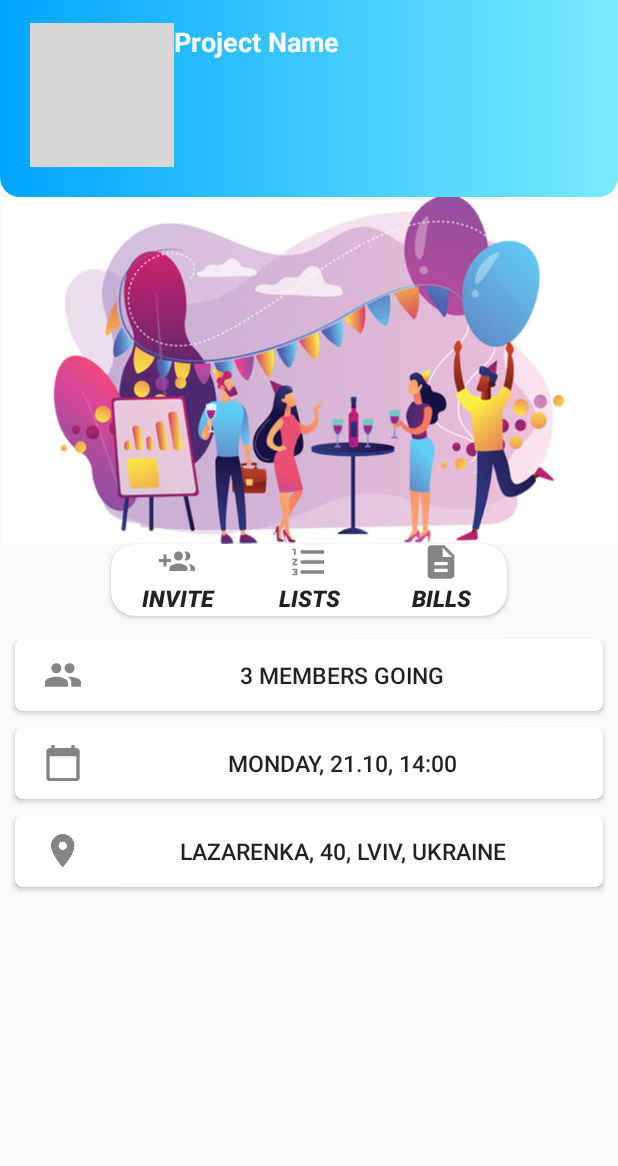
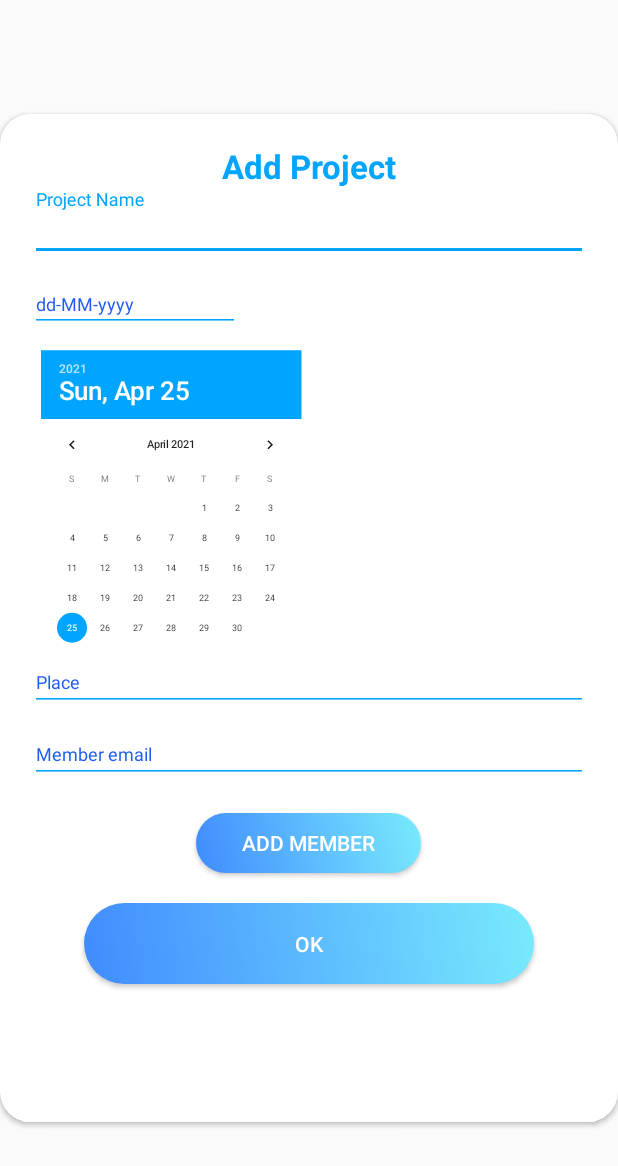
Before and after one commit to AnastasiiaSartiukova/PlanningApp, an Android app: the screen it shows after launch (CreateProjectActivity), item 2 of the bottom bar chosen, on a phone screen of 412 x 824 dp. Shown: the top 1166 px of the screen. Run offline under Robolectric (Android 15) with nearby library versions, the phone set to English and light mode, and no system bars; grey boxes are pictures that could not be loaded.

Commit message:
v1.0 added raw projects

```diff
--- a/app/src/main/java/com/example/planning/AddProjectActivity.java
+++ /dev/null
@@ -1,6 +0,0 @@
-package com.example.planning;
-
-import android.app.Activity;
-
-public class AddProjectActivity extends Activity {
-}
--- a/app/src/main/java/com/example/planning/CreateProjectActivity.java
+++ b/app/src/main/java/com/example/planning/CreateProjectActivity.java
@@ -2,13 +2,82 @@ package com.example.planning;
 
 import androidx.appcompat.app.AppCompatActivity;
 
+import android.content.ContentValues;
+import android.database.Cursor;
+import android.database.sqlite.SQLiteDatabase;
 import android.os.Bundle;
+import android.util.Log;
+import android.view.View;
+import android.widget.Button;
+import android.widget.DatePicker;
+import android.widget.EditText;
+import android.widget.TextView;
+
+import java.util.Calendar;
+import java.util.Random;
 
 public class CreateProjectActivity extends AppCompatActivity {
+
+    private DatePicker datePicker;
+    private Button saveProject;
+    private EditText projectDate;
+
+    private Button addMember;
 
     @Override
     protected void onCreate(Bundle savedInstanceState) {
         super.onCreate(savedInstanceState);
-        setContentView(R.layout.activity_project_page);
+        setContentView(R.layout.activity_add_project);
+
+        DatabaseHelper db_helper;
+
+        db_helper = new DatabaseHelper(this);
+        ContentValues contentValues = new ContentValues();
+        SQLiteDatabase db = db_helper.getWritableDatabase();
+
+        this.projectDate = (EditText) this.findViewById(R.id.project_date);
+        this.saveProject = (Button) this.findViewById(R.id.save_project);
+        this.datePicker = (DatePicker) this.findViewById(R.id.datePicker);
+
+        Calendar calendar = Calendar.getInstance();
+        calendar.setTimeInMillis(System.currentTimeMillis());
+        int year = calendar.get(Calendar.YEAR);
+        int month  = calendar.get(Calendar.MONTH);
+        int day = calendar.get(Calendar.DAY_OF_MONTH);
+
+        this.datePicker.init( year, month , day , new DatePicker.OnDateChangedListener() {
+            @Override
+            public void onDateChanged(DatePicker datePicker, int year, int month, int dayOfMonth) {
+                datePickerChange(  datePicker,   year,   month,   dayOfMonth);
+            }
+        });
+
+        this.saveProject.setOnClickListener(new View.OnClickListener() {
+            @Override
+            public void onClick(View v) {
+
+                TextView tip = findViewById(R.id.successAdded);
+
+                EditText eName = findViewById(R.id.project_name);
+                EditText eDate = findViewById(R.id.project_date);
+
+                String name = eName.getText().toString();
+                String date = eDate.getText().toString();
+
+                contentValues.put("pName", name);
+                contentValues.put("pDate", date);
+
+                db.insert("projects", null, contentValues);
+
+                tip.setText("Successful Added");
+                tip.setVisibility(View.VISIBLE);
+
+            }
+        });
     }
+
+    private void datePickerChange(DatePicker datePicker, int year, int month, int dayOfMonth) {
+        this.projectDate.setText(dayOfMonth +"-" + (month + 1) + "-" + year);
+    }
+
 }
--- a/app/src/main/java/com/example/planning/DatabaseHelper.java
+++ b/app/src/main/java/com/example/planning/DatabaseHelper.java
@@ -14,22 +14,32 @@ public class DatabaseHelper extends SQLiteOpenHelper {
     private static final String DB_NAME = "PlanningDB";
 
     private final String TABLE_NAME = "users";
+    private final String TABLE2_NAME = "projects";
+    private final String TABLE3_NAME = "membersInProject";
 
     private DatabaseHelper db;
 
     public DatabaseHelper(@Nullable Context context) {
-        super(context, "LogIn", null, DB_VERSION);
+        super(context, "ProjectApp", null, DB_VERSION);
     }
 
     @Override
     public void onCreate(SQLiteDatabase db) {
-        String query = "Create table if not exists " + TABLE_NAME + "(userID integer primary key, user_email text, user_password text)";
-        db.execSQL(query);
+
+        String logIn = "Create table if not exists " + TABLE_NAME + "(userID integer primary key, user_email text, user_password text)";
+        String projects = "Create table if not exists " + TABLE2_NAME + "(pID integer primary key, pName text, pDate text)";
+        String memberInProject = "Create table if not exists " + TABLE3_NAME + "(id integer primary key, member text, project_id integer)";
+
+        db.execSQL(logIn);
+        db.execSQL(memberInProject);
+        db.execSQL(projects);
     }
 
     @Override
     public void onUpgrade(SQLiteDatabase db, int oldVersion, int newVersion) {
         db.execSQL("drop table " + TABLE_NAME);
+        db.execSQL("drop table " + TABLE2_NAME);
+        db.execSQL("drop table " + TABLE3_NAME);
 
         onCreate(db);
     }
--- a/app/src/main/java/com/example/planning/MainActivity.java
+++ b/app/src/main/java/com/example/planning/MainActivity.java
@@ -1,13 +1,21 @@
 package com.example.planning;
 
+import android.content.ContentValues;
 import android.content.Intent;
+import android.database.Cursor;
+import android.database.sqlite.SQLiteDatabase;
 import android.os.Bundle;
 
 import com.google.android.material.bottomnavigation.BottomNavigationItemView;
 import androidx.appcompat.app.AppCompatActivity;
+
+import android.util.Log;
+import android.view.LayoutInflater;
 import android.view.View;
 import android.view.MenuItem;
 import android.widget.Button;
+import android.widget.LinearLayout;
+import android.widget.TextView;
 
 public class MainActivity extends AppCompatActivity{
 
@@ -15,6 +23,13 @@ public class MainActivity extends AppCompatActivity{
     private BottomNavigationItemView create_project;
     private BottomNavigationItemView shared_project;
     private Button settings;
+
+    private LinearLayout parent;
+    private View child;
+    private DatabaseHelper db_helper;
+
+    private TextView tName;
+    private TextView tDate;
 
     @Override
     protected void onCreate(Bundle savedInstanceState)
@@ -28,6 +43,47 @@ public class MainActivity extends AppCompatActivity{
         else{
             name = getIntent().getStringExtra("Name");
         }
+
+        //Adding all project to layout
+
+        parent = findViewById(R.id.project_list);
+
+        db_helper = new DatabaseHelper(this);
+        ContentValues contentValues = new ContentValues();
+        SQLiteDatabase db = db_helper.getWritableDatabase();
+
+
+        Cursor cursor = db.rawQuery("SELECT pName, pDate FROM projects", null);
+
+        if(cursor.moveToFirst()){
+
+            int name_index = cursor.getColumnIndex("pName");
+            int date_index = cursor.getColumnIndex("pDate");
+
+            do{
+                String current_name = cursor.getString(name_index);
+                String current_date = cursor.getString(date_index);
+
+                child = getLayoutInflater().inflate(R.layout.card_profile, null);
+
+                tName = child.findViewById(R.id.project_name);
+                tName.setText(current_name);
+
+                tDate = child.findViewById(R.id.project_date);
+                tDate.setText(current_date);
+
+                parent.addView(child);
+
+
+            } while(cursor.moveToNext());
+
+        }
+        else{
+            Log.d("mLog", "0 rows");
+        }
+
+        cursor.close();
+
 
         //If setting button pressed
         settings = findViewById(R.id.settings_button);
--- a/app/src/main/res/layout/activity_add_project.xml
+++ b/app/src/main/res/layout/activity_add_project.xml
@@ -30,7 +30,7 @@
             android:layout_height="wrap_content">
 
             <EditText
-                android:id="@+id/txtName"
+                android:id="@+id/project_name"
                 style="@style/modifiedEditText"
                 android:hint="Project Name"
                 android:singleLine="true" />
@@ -50,7 +50,7 @@
 
             <EditText
                 style="@style/modifiedEditText"
-                android:id="@+id/editText_date"
+                android:id="@+id/project_date"
                 android:layout_width="wrap_content"
                 android:layout_height="wrap_content"
                 android:layout_weight="1"
@@ -58,14 +58,6 @@
                 android:hint="dd-MM-yyyy"
                 android:inputType="date" />
 
-            <Button
-                android:id="@+id/button_date"
-                android:background="@drawable/login_button_bk"
-                android:textColor="@color/whiteTextColor"
-                android:layout_width="80dp"
-                android:layout_height="30dp"
-                android:layout_marginLeft="20dp"
-                android:text="Save"/>
         </LinearLayout>
 
         <DatePicker
@@ -109,7 +101,19 @@
             android:text="Add member"
             android:textColor="@color/whiteTextColor"
             android:layout_marginTop="20dp"/>
+
+        <TextView
+            android:id="@+id/successAdded"
+            style="@style/parent"
+            android:textAlignment="center"
+            android:textStyle="bold"
+            android:visibility="gone"
+            android:textColor="@color/primaryTextColor"
+            android:text="Successful registration !"
+            android:layout_marginTop="@dimen/loginViewsMargin"/>
+
         <Button
+            android:id="@+id/save_project"
             android:layout_width="300dp"
             android:layout_height="wrap_content"
             android:layout_gravity="center"
--- a/app/src/main/res/layout/card_profile.xml
+++ b/app/src/main/res/layout/card_profile.xml
@@ -5,6 +5,7 @@
     xmlns:app="http://schemas.android.com/apk/res-auto">
 
     <LinearLayout
+        android:id="@+id/card_layout"
         android:layout_width="match_parent"
         android:layout_height="wrap_content"
         android:orientation="vertical"
@@ -23,10 +24,12 @@
             android:src="@drawable/ic_background_image" />
 
         <TextView
+            android:id="@+id/project_name"
             style="@style/viewParent.profileText"
             android:text="Project Name" />
 
         <TextView
+            android:id="@+id/project_date"
             android:layout_width="match_parent"
             android:layout_height="wrap_content"
             android:text="Date or adress"
```
Also changed, not shown: app/src/main/java/com/example/planning/Project.java (added, +27 -0 lines), app/src/main/res/layout/activity_create_project.xml (deleted, +0 -24 lines), app/src/main/res/layout/content_main.xml (+2 -5 lines).
